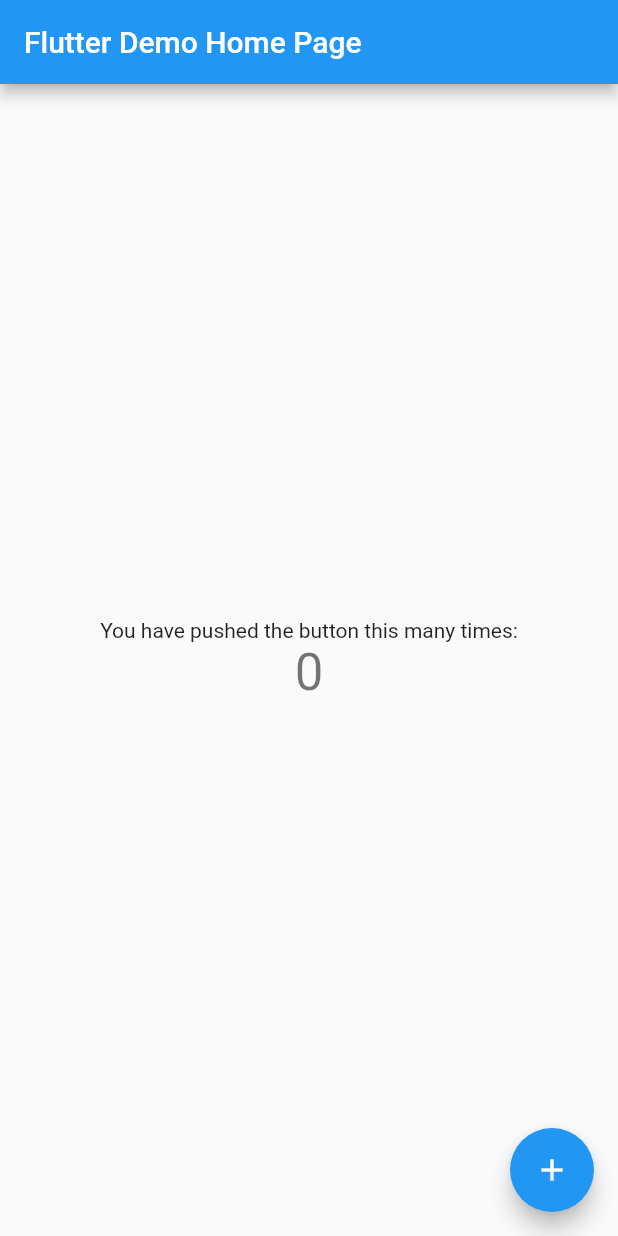
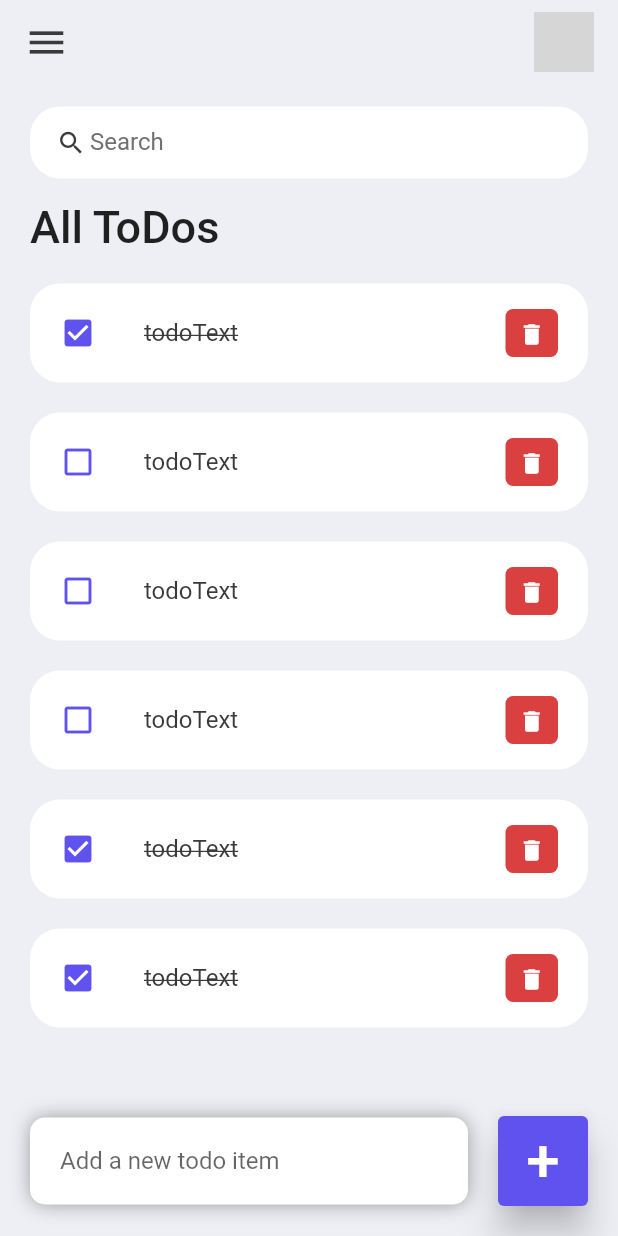
Before and after one commit to Jerald-Joyson/flutter_todo_app, a Flutter app: the screen it shows after launch, on a phone screen of 412 x 824 dp. Run offline on Flutter 3.47's test engine with Material 2 defaults, Android fonts, the phone set to English and light mode, and no system bars; grey boxes are pictures that could not be loaded.

```diff
--- /dev/null
+++ b/lib/constants/colors.dart
@@ -0,0 +1,9 @@
+import 'package:flutter/material.dart';
+
+const Color tdRed = Color(0xFFDA4040);
+const Color tdBlue = Color(0xFF5F52EE);
+
+const Color tdBlack = Color(0xFF3A3A3A);
+const Color tdGrey = Color(0xFF717171);
+
+const Color tdBGColor = Color(0xFFEEEFF5);
--- a/lib/main.dart
+++ b/lib/main.dart
@@ -1,4 +1,6 @@
 import 'package:flutter/material.dart';
+import 'package:flutter/services.dart';
+import 'package:flutter_todo_app/screens/screen_home.dart';
 
 void main() {
   runApp(const MyApp());
@@ -10,106 +12,12 @@ class MyApp extends StatelessWidget {
   // This widget is the root of your application.
   @override
   Widget build(BuildContext context) {
+    SystemChrome.setSystemUIOverlayStyle(
+        SystemUiOverlayStyle(statusBarColor: Colors.transparent));
     return MaterialApp(
-      title: 'Flutter Demo',
-      theme: ThemeData(
-        // This is the theme of your application.
-        //
-        // Try running your application with "flutter run". You'll see the
-        // application has a blue toolbar. Then, without quitting the app, try
-        // changing the primarySwatch below to Colors.green and then invoke
-        // "hot reload" (press "r" in the console where you ran "flutter run",
-        // or simply save your changes to "hot reload" in a Flutter IDE).
-        // Notice that the counter didn't reset back to zero; the application
-        // is not restarted.
-        primarySwatch: Colors.blue,
-      ),
-      home: const MyHomePage(title: 'Flutter Demo Home Page'),
+      debugShowCheckedModeBanner: false,
+      title: 'ToDo App',
+      home: ScreenHome(),
     );
   }
 }
-
-class MyHomePage extends StatefulWidget {
-  const MyHomePage({super.key, required this.title});
-
-  // This widget is the home page of your application. It is stateful, meaning
-  // that it has a State object (defined below) that contains fields that affect
-  // how it looks.
-
-  // This class is the configuration for the state. It holds the values (in this
-  // case the title) provided by the parent (in this case the App widget) and
-  // used by the build method of the State. Fields in a Widget subclass are
-  // always marked "final".
-
-  final String title;
-
-  @override
-  State<MyHomePage> createState() => _MyHomePageState();
-}
-
-class _MyHomePageState extends State<MyHomePage> {
-  int _counter = 0;
-
-  void _incrementCounter() {
-    setState(() {
-      // This call to setState tells the Flutter framework that something has
-      // changed in this State, which causes it to rerun the build method below
-      // so that the display can reflect the updated values. If we changed
-      // _counter without calling setState(), then the build method would not be
-      // called again, and so nothing would appear to happen.
-      _counter++;
-    });
-  }
-
-  @override
-  Widget build(BuildContext context) {
-    // This method is rerun every time setState is called, for instance as done
-    // by the _incrementCounter method above.
-    //
-    // The Flutter framework has been optimized to make rerunning build methods
-    // fast, so that you can just rebuild anything that needs updating rather
-    // than having to individually change instances of widgets.
-    return Scaffold(
-      appBar: AppBar(
-        // Here we take the value from the MyHomePage object that was created by
-        // the App.build method, and use it to set our appbar title.
-        title: Text(widget.title),
-      ),
-      body: Center(
-        // Center is a layout widget. It takes a single child and positions it
-        // in the middle of the parent.
-        child: Column(
-          // Column is also a layout widget. It takes a list of children and
-          // arranges them vertically. By default, it sizes itself to fit its
-          // children horizontally, and tries to be as tall as its parent.
-          //
-          // Invoke "debug painting" (press "p" in the console, choose the
-          // "Toggle Debug Paint" action from the Flutter Inspector in Android
-          // Studio, or the "Toggle Debug Paint" command in Visual Studio Code)
-          // to see the wireframe for each widget.
-          //
-          // Column has various properties to control how it sizes itself and
-          // how it positions its children. Here we use mainAxisAlignment to
-          // center the children vertically; the main axis here is the vertical
-          // axis because Columns are vertical (the cross axis would be
-          // horizontal).
-          mainAxisAlignment: MainAxisAlignment.center,
-          children: <Widget>[
-            const Text(
-              'You have pushed the button this many times:',
-            ),
-            Text(
-              '$_counter',
-              style: Theme.of(context).textTheme.headlineMedium,
-            ),
-          ],
-        ),
-      ),
-      floatingActionButton: FloatingActionButton(
-        onPressed: _incrementCounter,
-        tooltip: 'Increment',
-        child: const Icon(Icons.add),
-      ), // This trailing comma makes auto-formatting nicer for build methods.
-    );
-  }
-}
--- /dev/null
+++ b/lib/model/todo.dart
@@ -0,0 +1,24 @@
+import 'package:flutter/material.dart';
+
+class ToDo {
+  String? id;
+  String? todoText;
+  bool isDone;
+
+  ToDo({
+    required this.id,
+    required this.todoText,
+    this.isDone = false,
+  });
+
+  static List<ToDo> todoList() {
+    return [
+      ToDo(id: '01', todoText: 'todoText', isDone: true),
+      ToDo(id: '02', todoText: 'todoText', isDone: true),
+      ToDo(id: '03', todoText: 'todoText'),
+      ToDo(id: '04', todoText: 'todoText'),
+      ToDo(id: '05', todoText: 'todoText'),
+      ToDo(id: '06', todoText: 'todoText', isDone: true),
+    ];
+  }
+}
--- /dev/null
+++ b/lib/screens/screen_home.dart
@@ -0,0 +1,224 @@
+import 'package:flutter/material.dart';
+
+import '../model/todo.dart';
+import '../constants/colors.dart';
+import '../widgets/todo_item.dart';
+
+class ScreenHome extends StatefulWidget {
+  ScreenHome({super.key});
+
+  @override
+  State<ScreenHome> createState() => _ScreenHomeState();
+}
+
+class _ScreenHomeState extends State<ScreenHome> {
+  final todoList = ToDo.todoList();
+  List<ToDo> _foundToDo = [];
+  final _todoController = TextEditingController();
+
+  @override
+  void initState() {
+    _foundToDo = todoList;
+    super.initState();
+  }
+
+  @override
+  Widget build(BuildContext context) {
+    return Scaffold(
+      backgroundColor: tdBGColor,
+      appBar: _buildAppBar(),
+      body: Stack(
+        children: [
+          Container(
+            padding: EdgeInsets.symmetric(
+              horizontal: 20,
+              vertical: 15,
+            ),
+            child: Column(
+              children: [
+                searchBox(),
+                Expanded(
+                  child: ListView(
+                    children: [
+                      Container(
+                        margin: EdgeInsets.only(
+                          top: 15,
+                          bottom: 20,
+                        ),
+                        child: Text(
+                          'All ToDos',
+                          style: TextStyle(
+                            fontSize: 30,
+                            fontWeight: FontWeight.w500,
+                          ),
+                        ),
+                      ),
+                      for (ToDo todoo in _foundToDo.reversed)
+                        ToDoItem(
+                          todo: todoo,
+                          onToDoChanged: _handleToDoChange,
+                          onDeleteItem: _deleteToDoItem,
+                        ),
+                    ],
+                  ),
+                )
+              ],
+            ),
+          ),
+          Align(
+            alignment: Alignment.bottomCenter,
+            child: Row(
+              children: [
+                Expanded(
+                  child: Container(
+                    margin: EdgeInsets.only(
+                      bottom: 20,
+                      right: 20,
+                      left: 20,
+                    ),
+                    padding: EdgeInsets.symmetric(
+                      horizontal: 20,
+                      vertical: 5,
+                    ),
+                    decoration: BoxDecoration(
+                      color: Colors.white,
+                      boxShadow: const [
+                        BoxShadow(
+                          color: Colors.grey,
+                          offset: Offset(0.0, 0.0),
+                          blurRadius: 10.0,
+                          spreadRadius: 0.0,
+                        ),
+                      ],
+                      borderRadius: BorderRadius.circular(10),
+                    ),
+                    child: TextField(
+                      controller: _todoController,
+                      decoration: InputDecoration(
+                        hintText: 'Add a new todo item',
+                        border: InputBorder.none,
+                      ),
+                    ),
+                  ),
+                ),
+                Container(
+                  margin: EdgeInsets.only(
+                    bottom: 20,
+                    right: 20,
+                  ),
+                  child: ElevatedButton(
+                    child: Text(
+                      '+',
+                      style: TextStyle(
+                        fontSize: 40,
+                      ),
+                    ),
+                    onPressed: () {
+                      _addToDoItem(_todoController.text);
+                    },
+                    style: ElevatedButton.styleFrom(
+                      backgroundColor: tdBlue,
+                      minimumSize: Size(60, 60),
+                      elevation: 10,
+                    ),
+                  ),
+                )
+              ],
+            ),
+          )
+        ],
+      ),
+    );
+  }
+
+  void _handleToDoChange(ToDo todo) {
+    setState(() {
+      todo.isDone = !todo.isDone;
+    });
+  }
+
+  void _deleteToDoItem(String id) {
+    setState(() {
+      todoList.removeWhere((item) => item.id == id);
+    });
+  }
+
+  void _addToDoItem(String todo) {
+    setState(() {
+      todoList.add(ToDo(
+        id: DateTime.now().microsecondsSinceEpoch.toString(),
+        todoText: todo,
+      ));
+    });
+    _todoController.clear();
+  }
+
+  void _runFilter(String enteredKey) {
+    List<ToDo> results = [];
+    if (enteredKey.isEmpty) {
+      results = todoList;
+    } else {
+      results = todoList
+          .where((element) => element.todoText!
+              .toLowerCase()
+              .contains(enteredKey.toLowerCase()))
+          .toList();
+    }
+    setState(() {
+      _foundToDo = results;
+    });
+  }
+
+  Widget searchBox() {
+    return Container(
+      padding: EdgeInsets.symmetric(horizontal: 15),
+      decoration: BoxDecoration(
+        color: Colors.white,
+        borderRadius: BorderRadius.circular(20),
+      ),
+      child: TextField(
+        onChanged: (value) => _runFilter(value),
+        decoration: InputDecoration(
+          contentPadding: EdgeInsets.all(0),
+          prefixIcon: Icon(
+            Icons.search,
+            color: tdBlack,
+            size: 20,
+          ),
+          prefixIconConstraints: BoxConstraints(
+            maxHeight: 20,
+            minWidth: 25,
+          ),
+          border: InputBorder.none,
+          hintText: 'Search',
+          hintStyle: TextStyle(color: tdGrey),
+        ),
+      ),
+    );
+  }
+
+  AppBar _buildAppBar() {
+    return AppBar(
+      elevation: 0,
+      backgroundColor: tdBGColor,
+      title: Row(
+        mainAxisAlignment: MainAxisAlignment.spaceBetween,
+        children: [
+          Icon(
+            Icons.menu,
+            color: tdBlack,
+            size: 30,
+          ),
+          Container(
+            height: 40,
+            width: 40,
+            child: ClipRRect(
+              borderRadius: BorderRadius.circular(20),
+              child: Image.asset('images/DemoPerson.png'),
+            ),
+          ),
+        ],
+      ),
+    );
+  }
+}
--- /dev/null
+++ b/lib/widgets/todo_item.dart
@@ -0,0 +1,65 @@
+import 'package:flutter/material.dart';
+import '../model/todo.dart';
+import '../constants/colors.dart';
+
+class ToDoItem extends StatelessWidget {
+  final ToDo todo;
+  final onToDoChanged;
+  final onDeleteItem;
+
+  const ToDoItem({
+    super.key,
+    required this.todo,
+    required this.onToDoChanged,
+    required this.onDeleteItem,
+  });
+
+  @override
+  Widget build(BuildContext context) {
+    return Container(
+      margin: EdgeInsets.only(bottom: 20),
+      child: ListTile(
+        onTap: () {
+          // print('Clicked on ToDo Item');
+          onToDoChanged(todo);
+        },
+        shape: RoundedRectangleBorder(
+          borderRadius: BorderRadius.circular(20),
+        ),
+        contentPadding: EdgeInsets.symmetric(horizontal: 20, vertical: 5),
+        tileColor: Colors.white,
+        leading: Icon(
+          todo.isDone ? Icons.check_box : Icons.check_box_outline_blank,
+          color: tdBlue,
+        ),
+        title: Text(
+          todo.todoText!,
+          style: TextStyle(
+            fontSize: 16,
+            color: tdBlack,
+            decoration: todo.isDone ? TextDecoration.lineThrough : null,
+          ),
+        ),
+        trailing: Container(
+          padding: EdgeInsets.all(0),
+          margin: EdgeInsets.symmetric(vertical: 12),
+          height: 35,
+          width: 35,
+          decoration: BoxDecoration(
+            color: tdRed,
+            borderRadius: BorderRadius.circular(5),
+          ),
+          child: IconButton(
+            color: Colors.white,
+            onPressed: () {
+              // print('Clicked on ToDo Delete Item');
+              onDeleteItem(todo.id);
+            },
+            iconSize: 18,
+            icon: Icon(Icons.delete),
+          ),
+        ),
+      ),
+    );
+  }
+}
--- a/pubspec.yaml
+++ b/pubspec.yaml
@@ -59,9 +59,8 @@ flutter:
   uses-material-design: true
 
   # To add assets to your application, add an assets section, like this:
-  # assets:
-  #   - images/a_dot_burr.jpeg
-  #   - images/a_dot_ham.jpeg
+  assets:
+    - assets/images/
 
   # An image asset can refer to one or more resolution-specific "variants", see
   # https://flutter.dev/assets-and-images/#resolution-aware
```
Also changed, not shown: assets/images/DemoPerson.png (added).
